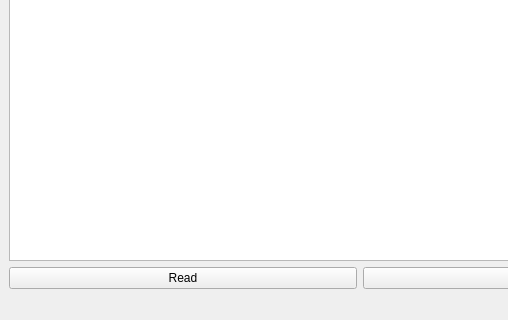
First picture: the form in SLMCircuitSim/mainwindow.ui, repository Sam-R-Taylor/ELEC40006-DESIGN-PROJECT-2020, before the edit; both pictures show x 0 to 508 and y 165 to 485 of the 719 by 485 pixel window.
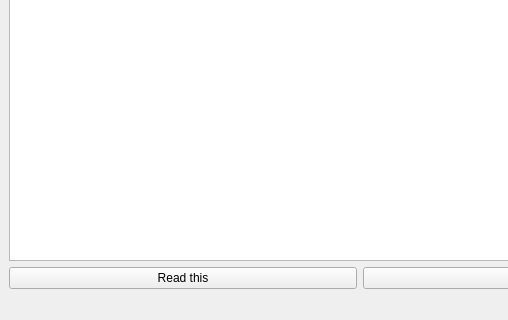
Second picture: the form after the edit.

Commit message: Transient Analysis CPP for testing and work

```diff
--- a/SLMCircuitSim/mainwindow.ui
+++ b/SLMCircuitSim/mainwindow.ui
@@ -25,7 +25,7 @@
         <item>
          <widget class="QPushButton" name="pushButton_2">
           <property name="text">
-           <string>Read</string>
+           <string>Read this</string>
           </property>
          </widget>
         </item>
```
The commit also changes 1 other file.
